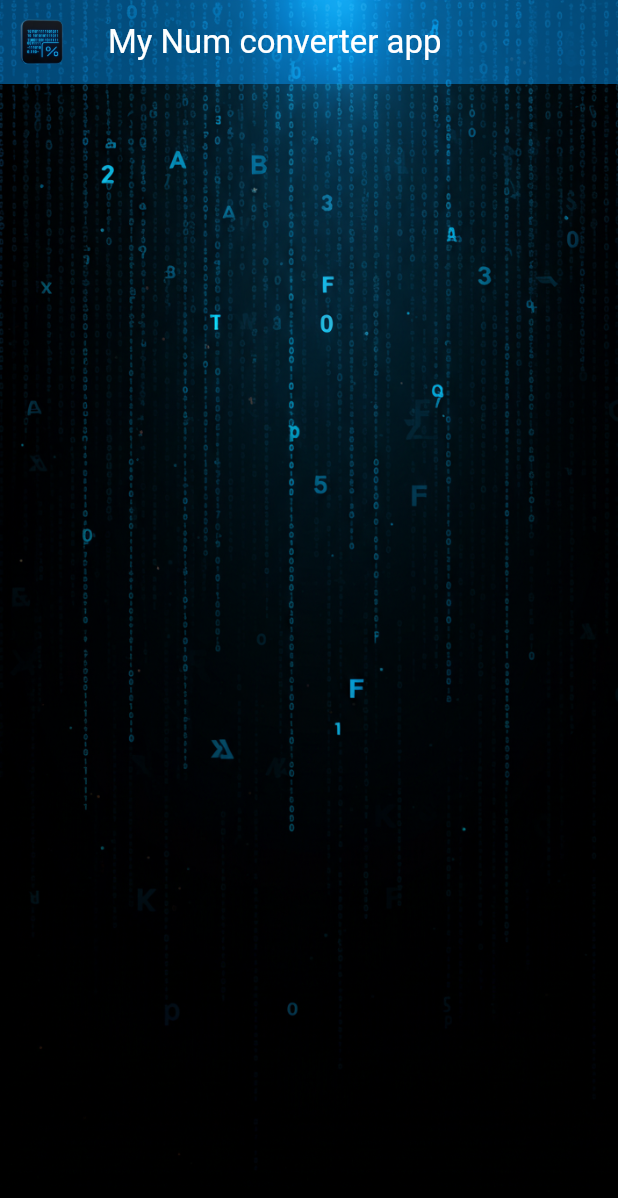
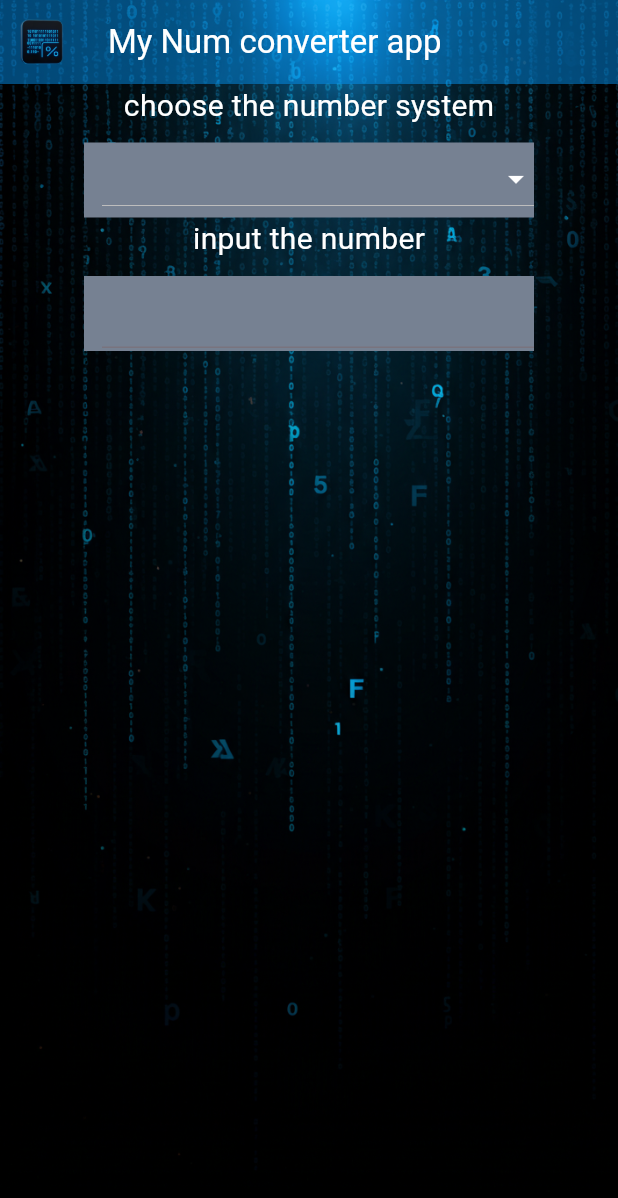
Before and after one commit to 3bcar2702/num_converter, a Flutter app: the screen it shows after launch, on a phone screen of 412 x 824 dp. Shown: the top 1198 px of the screen. Run offline on Flutter 3.47's test engine with Material 3 defaults, Android fonts, the light colour scheme and no system bars.

Commit message:
created dropdown and input

```diff
--- a/lib/screens/home_page.dart
+++ b/lib/screens/home_page.dart
@@ -1,7 +1,24 @@
 import 'package:flutter/material.dart';
+import 'package:num_converter/screens/widgets/cutom_dropdown_list.dart';
+import 'package:num_converter/screens/widgets/my_app_bar.dart';
 
-class HomePage extends StatelessWidget {
-  String decimal = '0', hexa = '0', octal = '0', binary = '0';
+List<DropdownMenuItem<String>> numSystems = [
+  DropdownMenuItem(child: Text("binary"), value: "binary"),
+  DropdownMenuItem(child: Text("decimal"), value: "decimal"),
+  DropdownMenuItem(child: Text("hexa-decimal"), value: "hexa-decimal"),
+  DropdownMenuItem(child: Text("octal"), value: "octal"),
+];
+
+String? inputSystem;
+
+class HomePage extends StatefulWidget {
+  const HomePage({super.key});
+
+  @override
+  State<HomePage> createState() => _HomePageState();
+}
+
+class _HomePageState extends State<HomePage> {
   @override
   Widget build(BuildContext context) {
     return Stack(
@@ -14,17 +31,33 @@ class HomePage extends StatelessWidget {
         ),
         Scaffold(
           backgroundColor: Colors.transparent,
-          appBar: AppBar(
-            backgroundColor: Color.fromARGB(119, 4, 153, 252),
-            title: Text(
-              "My Num converter app",
-              style: TextStyle(color: Colors.white),
-            ),
-            leading: Image.asset(
-              "assets/images/image_fx-removebg-preview_upscayl_5x_upscayl-standard-4x.png",
-              height: 200,
-              width: 200,
-            ),
+          appBar: myAppBar(),
+          body: Column(
+            children: [
+              Text(
+                'choose the number system',
+                style: TextStyle(color: Colors.white, fontSize: 20),
+              ),
+              SizedBox(height: 10),
+              custonDropdownList(),
+              Text(
+                'input the number',
+                style: TextStyle(color: Colors.white, fontSize: 20),
+              ),
+              SizedBox(height: 10),
+              Container(
+                height: 50,
+                width: 300,
+                color: const Color.fromARGB(255, 118, 129, 146),
+                child: Padding(
+                  padding: const EdgeInsets.only(left: 12.0),
+                  child: TextField(
+                    onChanged: (value) {},
+                    keyboardType: TextInputType.number,
+                  ),
+                ),
+              ),
+            ],
           ),
         ),
       ],
--- /dev/null
+++ b/lib/screens/widgets/cutom_dropdown_list.dart
@@ -0,0 +1,37 @@
+import 'package:flutter/material.dart';
+import 'package:num_converter/screens/home_page.dart';
+
+class custonDropdownList extends StatefulWidget {
+  const custonDropdownList({super.key});
+  @override
+  _custonDropdownList createState() => _custonDropdownList();
+}
+
+class _custonDropdownList extends State<custonDropdownList> {
+  @override
+  Widget build(BuildContext context) {
+    return Center(
+      child: Container(
+        color: const Color.fromARGB(255, 118, 129, 146),
+        height: 50,
+        width: 300,
+
+        child: DropdownButton(
+          enableFeedback: true,
+          isExpanded: true,
+          padding: EdgeInsets.only(left: 12),
+          style: TextStyle(color: const Color.fromARGB(255, 67, 55, 55)),
+          value: inputSystem,
+          items: numSystems,
+          onChanged: (String? newValue) {
+            setState(() {
+              inputSystem = newValue;
+            });
+          },
+          iconEnabledColor: const Color.fromARGB(255, 255, 255, 255),
+          dropdownColor: const Color.fromARGB(255, 118, 129, 146),
+        ),
+      ),
+    );
+  }
+}
--- /dev/null
+++ b/lib/screens/widgets/my_app_bar.dart
@@ -0,0 +1,13 @@
+import 'package:flutter/material.dart';
+
+AppBar myAppBar() {
+  return AppBar(
+    backgroundColor: Color.fromARGB(119, 4, 153, 252),
+    title: Text("My Num converter app", style: TextStyle(color: Colors.white)),
+    leading: Image.asset(
+      "assets/images/image_fx-removebg-preview_upscayl_5x_upscayl-standard-4x.png",
+      height: 200,
+      width: 200,
+    ),
+  );
+}
```
